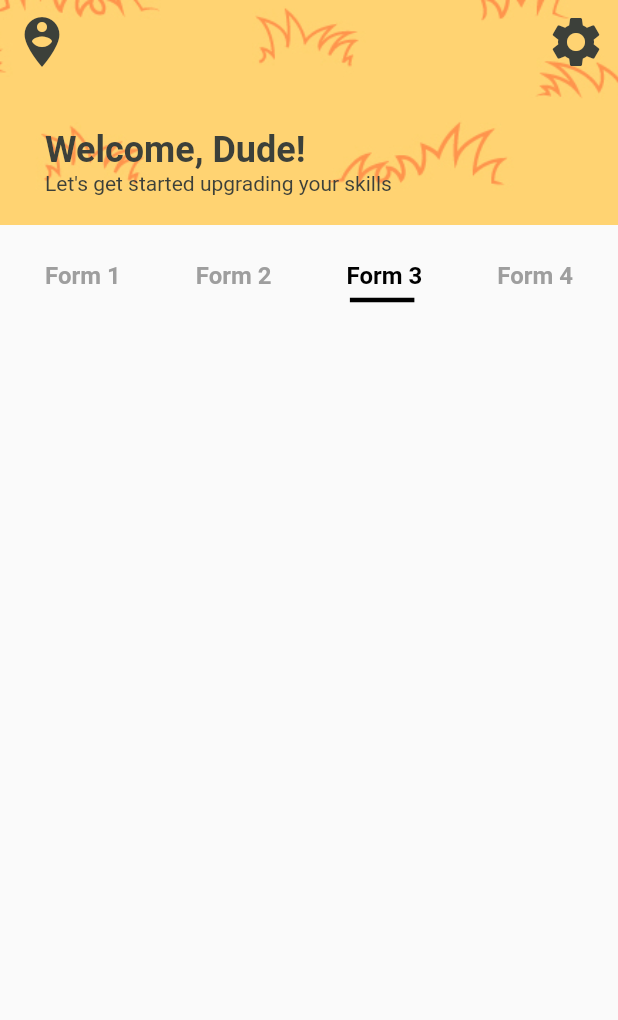
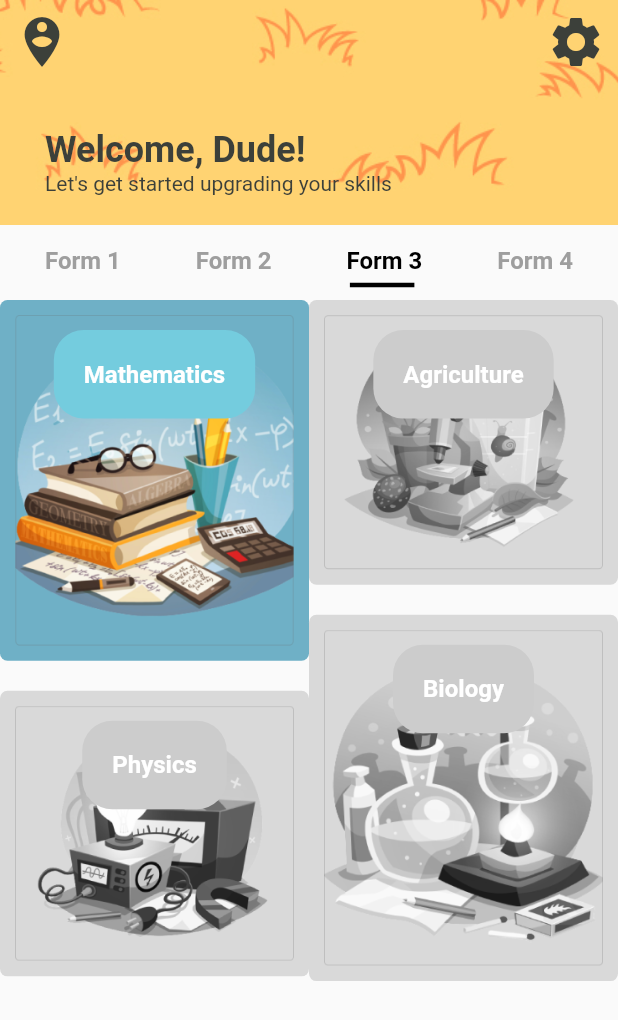
Before and after one commit to NxtGenLabs/math_geo, a Flutter app: the Classes screen opened by its route, tab 3 chosen, on a phone screen of 412 x 824 dp. Shown: the top 1020 px of the screen. Run offline on Flutter 3.47's test engine with Material 2 defaults, Android fonts, the phone set to English and light mode, and no system bars; our stand-ins replace cloud_firestore, firebase_auth, flutter_swiper; accounts and stored records are empty; Roboto replaces fonts that are missing (Popins).

```diff
--- a/lib/main.dart
+++ b/lib/main.dart
@@ -14,10 +14,9 @@ import 'package:math_geometry/pages/classes/classes.dart';
 import 'package:math_geometry/pages/landing.dart';
 
 void main() {
-
   runApp(MaterialApp(
     theme: ThemeData(primarySwatch: Colors.teal),
-    home: const Classes(),
+    home: LandingPage(),
     routes: {
       './pages/classes/transformations': (context) => Transformations(),
       './pages/classes/classes': (context) => const Classes(),
--- a/lib/pages/classes/classes.dart
+++ b/lib/pages/classes/classes.dart
@@ -1,8 +1,8 @@
 import 'package:flutter/material.dart';
 import 'package:flutter_staggered_grid_view/flutter_staggered_grid_view.dart';
 import 'package:math_geometry/themes/textStyles.dart';
+import 'package:math_geometry/widgets/inactiveTile.dart';
 
-import '../../widgets/inactiveTile.dart';
 import '../../widgets/tile.dart';
 
 class Classes extends StatelessWidget {
@@ -10,6 +10,18 @@ class Classes extends StatelessWidget {
 
   @override
   Widget build(BuildContext context) {
+    List tiles = [
+      Tile(
+          subject: "Mathematics",
+          onPressed: () {
+            Navigator.pushNamed(context, './pages/topics/main');
+          }),
+      const InactiveTile(
+          subject: "Agriculture", image: "images/agriculture.png"),
+      const InactiveTile(subject: "Biology", image: "images/biology.png"),
+      const InactiveTile(subject: "Physics", image: "images/physics.png")
+    ];
+
     return DefaultTabController(
       length: 4,
       child: Scaffold(
@@ -59,14 +71,10 @@ class Classes extends StatelessWidget {
                 ),
               ],
             ),
-            SizedBox(
-              height: 50,
-              width: MediaQuery.of(context).size.width,
+            Expanded(
               child: Column(
                 children: [
-                  SizedBox(
-                    height: 50,
-                    width: MediaQuery.of(context).size.width,
+                  Expanded(
                     child: Align(
                       alignment: Alignment.centerLeft,
                       child: TabBar(
@@ -75,7 +83,7 @@ class Classes extends StatelessWidget {
                           labelColor: Colors.black,
                           unselectedLabelColor: Colors.grey,
                           labelPadding: const EdgeInsets.only(
-                              left: 30, right: 20, bottom: 10, top: 10),
+                              left: 30, right: 20, bottom: 10, top: 0),
                           indicator: Indicator(),
                           tabs: const [
                             Tab(text: "Form 1"),
@@ -85,50 +93,19 @@ class Classes extends StatelessWidget {
                           ]),
                     ),
                   ),
-                  Expanded(
+                  SizedBox(
+                    width: MediaQuery.of(context).size.width,
+                    height: MediaQuery.of(context).size.height - 200,
                     child: TabBarView(children: [
                       const Text("1"),
                       const Text("2"),
-                      Padding(
-                        padding: const EdgeInsets.symmetric(horizontal: 30),
-                        child: StaggeredGrid.count(
-                          mainAxisSpacing: 10,
-                          crossAxisSpacing: 10,
-                          crossAxisCount: 4,
-                          children: [
-                            StaggeredGridTile.count(
-                                crossAxisCellCount: 2,
-                                mainAxisCellCount: 2,
-                                child: Tile(
-                                  subject: "Mathematics",
-                                  onPressed: () {
-                                    Navigator.pushNamed(
-                                        context, './pages/topics/main');
-                                  },
-                                )),
-                            StaggeredGridTile.count(
-                                crossAxisCellCount: 2,
-                                mainAxisCellCount: 1.7,
-                                child: InactiveTile(
-                                  subject: "Physics",
-                                  image: "images/physics.png",
-                                )),
-                            StaggeredGridTile.count(
-                                crossAxisCellCount: 2,
-                                mainAxisCellCount: 2,
-                                child: InactiveTile(
-                                  subject: "Biology",
-                                  image: "images/biology.png",
-                                )),
-                            StaggeredGridTile.count(
-                                crossAxisCellCount: 2,
-                                mainAxisCellCount: 1.7,
-                                child: InactiveTile(
-                                    subject: "Agriculture",
-                                    image: "images/agriculture.png"))
-                          ],
-                        ),
-                      ),
+                      MasonryGridView.count(
+                          mainAxisSpacing: 20,
+                          itemCount: tiles.length,
+                          crossAxisCount: 2,
+                          itemBuilder: (context, index) {
+                            return tiles[index];
+                          }),
                       const Text("4")
                     ]),
                   ),
--- a/lib/pages/landing.dart
+++ b/lib/pages/landing.dart
@@ -1,12 +1,8 @@
 import 'package:flutter/material.dart';
-import 'package:math_geometry/services/auth.dart';
-import 'package:math_geometry/widgets/option.dart';
 
 import '../themes/textStyles.dart';
 
 class LandingPage extends StatelessWidget {
-  final AuthService _auth = AuthService();
-
   @override
   Widget build(BuildContext context) {
     return Scaffold(
--- a/lib/widgets/customAppbar.dart
+++ b/lib/widgets/customAppbar.dart
@@ -293,7 +293,8 @@ class _CustomAppBarState extends State<CustomAppBar> {
           decoration: const BoxDecoration(
               color: Color.fromARGB(255, 242, 242, 242),
               borderRadius: BorderRadius.all(Radius.circular(60))),
-          child: const Image(image: AssetImage("images/male_character.png")),
+          child: const Image(
+              image: AssetImage("images/characters/male_character.png")),
         )
       ],
     );
--- a/lib/widgets/inactiveTile.dart
+++ b/lib/widgets/inactiveTile.dart
@@ -5,20 +5,22 @@ class InactiveTile extends StatelessWidget {
   final String subject;
   final String image;
 
-  InactiveTile({required this.subject, required this.image});
+  const InactiveTile({required this.subject, required this.image});
 
   @override
   Widget build(BuildContext context) {
-    return Container(
-      color: const Color.fromARGB(255, 217, 217, 217),
-      height: 200,
-      width: 200,
-      child: Stack(
+    return Stack(
       alignment: AlignmentDirectional.topCenter,
       children: [
-          Image(image: AssetImage(image)),
+        Container(
+            padding: const EdgeInsets.all(10),
+            decoration: const BoxDecoration(
+              borderRadius: BorderRadius.all(Radius.circular(5)),
+              color: Color.fromARGB(255, 217, 217, 217),
+            ),
+            child: Image(image: AssetImage(image))),
         Padding(
-            padding: const EdgeInsets.all(10.0),
+          padding: const EdgeInsets.all(20.0),
           child: Container(
               padding: const EdgeInsets.all(20),
               decoration: BoxDecoration(
@@ -27,7 +29,6 @@ class InactiveTile extends StatelessWidget {
               child: Text(subject, style: ThemeText.world)),
         )
       ],
-      ),
     );
   }
 }
--- a/lib/widgets/tile.dart
+++ b/lib/widgets/tile.dart
@@ -5,22 +5,25 @@ class Tile extends StatelessWidget {
   final String subject;
   final void Function() onPressed;
 
-  Tile({required this.subject, required this.onPressed});
+  const Tile({required this.subject, required this.onPressed});
 
   @override
   Widget build(BuildContext context) {
     return GestureDetector(
       onTap: onPressed,
-      child: Container(
-        color: const Color.fromARGB(255, 111, 176, 198),
-        height: 200,
-        width: 200,
       child: Stack(
         alignment: AlignmentDirectional.topCenter,
         children: [
-            const Image(image: AssetImage("images/math.png")),
+          Container(
+            padding: const EdgeInsets.all(10),
+            decoration: const BoxDecoration(
+                color: Color.fromARGB(255, 111, 176, 198),
+                borderRadius: BorderRadius.all(Radius.circular(5))),
+            child: const Image(
+                fit: BoxFit.cover, image: AssetImage("images/math.png")),
+          ),
           Padding(
-              padding: const EdgeInsets.all(10.0),
+            padding: const EdgeInsets.all(20.0),
             child: Container(
                 padding: const EdgeInsets.all(20),
                 decoration: BoxDecoration(
@@ -30,7 +33,6 @@ class Tile extends StatelessWidget {
           )
         ],
       ),
-      ),
     );
   }
 }
```
Also changed, not shown: lib/pages/authenticate/genderXage.dart (+16 -32 lines), lib/pages/classes/Form 3/subjects/Mathematics/topics/transformations/level/trainingStation/training_station.dart (+6 -3 lines), lib/pages/classes/Form 3/subjects/Mathematics/topics/transformations/level/trainingStation/transforms/enlarge.dart (+11 -5 lines), lib/pages/classes/Form 3/subjects/Mathematics/topics/transformations/level/trainingStation/transforms/reflection.dart (+13 -7 lines), lib/pages/classes/Form 3/subjects/Mathematics/topics/transformations/level/trainingStation/transforms/rotate.dart (+9 -8 lines), lib/pages/classes/Form 3/subjects/Mathematics/topics/transformations/level/trainingStation/transforms/translate.dart (+11 -8 lines), lib/widgets/actionButton.dart (+10 -3 lines), lib/widgets/characterCard.dart (added, +41 -0 lines), pubspec.yaml (+8 -1 lines), images/characters/female_character.png (added), images/characters/male_character.png (renamed from images/male_character.png), images/characters/other.png (added). Lines whose indentation alone changed are shown as unchanged.
